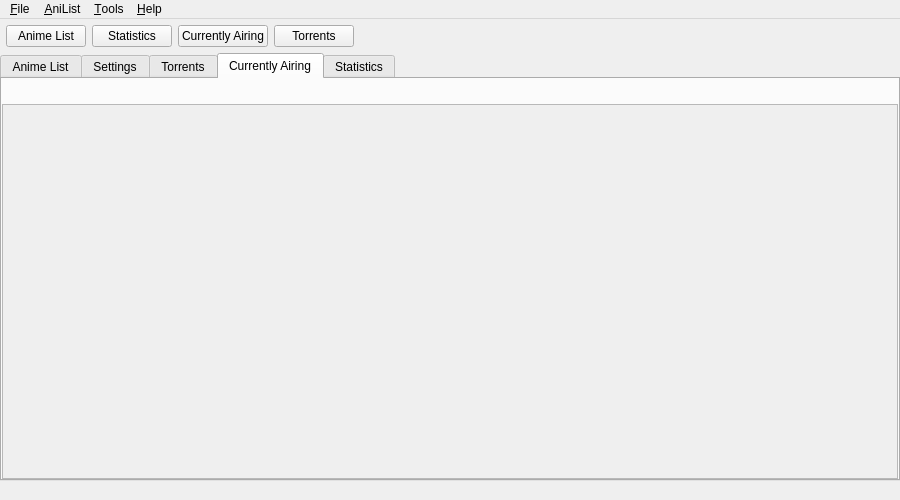
Qt form src/gui/mainwindow.ui (killmaster/Shinjiru) before a commit.
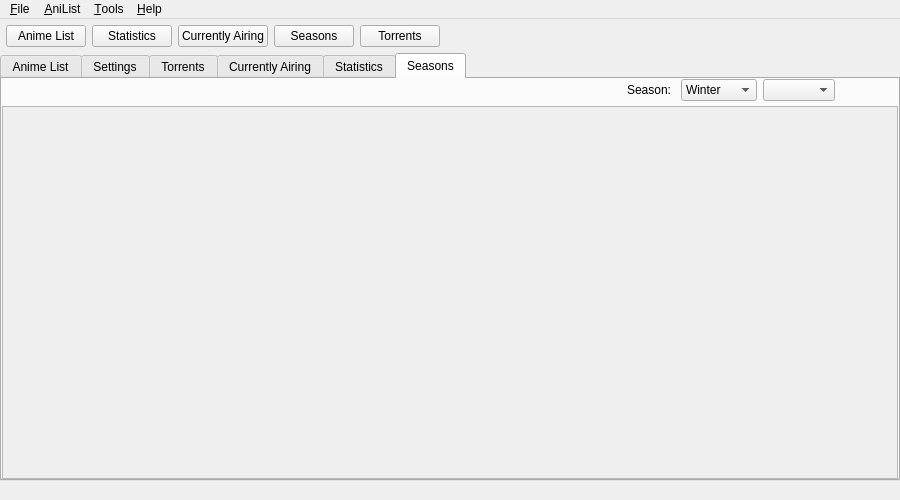
The same form after that commit.

Commit message: Season browsing?!

Diff of the .ui file:
```diff
--- a/src/gui/mainwindow.ui
+++ b/src/gui/mainwindow.ui
@@ -84,6 +84,13 @@
          </property>
         </widget>
        </item>
+       <item>
+        <widget class="QPushButton" name="seasonsButton">
+         <property name="text">
+          <string>Seasons</string>
+         </property>
+        </widget>
+       </item>
        <item>
         <widget class="QPushButton" name="torrentsButton">
          <property name="sizePolicy">
@@ -116,7 +123,7 @@
     <item>
      <widget class="QTabWidget" name="tabWidget">
       <property name="currentIndex">
-       <number>3</number>
+       <number>5</number>
       </property>
       <widget class="QWidget" name="tab">
        <attribute name="title">
@@ -1106,6 +1113,110 @@
         </item>
        </layout>
       </widget>
+      <widget class="QWidget" name="tab_5">
+       <attribute name="title">
+        <string>Seasons</string>
+       </attribute>
+       <layout class="QVBoxLayout" name="verticalLayout_8">
+        <property name="spacing">
+         <number>2</number>
+        </property>
+        <property name="leftMargin">
+         <number>0</number>
+        </property>
+        <property name="topMargin">
+         <number>0</number>
+        </property>
+        <property name="rightMargin">
+         <number>0</number>
+        </property>
+        <property name="bottomMargin">
+         <number>0</number>
+        </property>
+        <item>
+         <layout class="QHBoxLayout" name="horizontalLayout_11">
+          <property name="bottomMargin">
+           <number>3</number>
+          </property>
+          <item>
+           <spacer name="horizontalSpacer_6">
+            <property name="orientation">
+             <enum>Qt::Horizontal</enum>
+            </property>
+            <property name="sizeHint" stdset="0">
+             <size>
+              <width>40</width>
+              <height>20</height>
+             </size>
+            </property>
+           </spacer>
+          </item>
+          <item>
+           <widget class="QLabel" name="label_5">
+            <property name="text">
+             <string>Season: </string>
+            </property>
+           </widget>
+          </item>
+          <item>
+           <widget class="QComboBox" name="comboSeason">
+            <item>
+             <property name="text">
+              <string>Winter</string>
+             </property>
+            </item>
+            <item>
+             <property name="text">
+              <string>Spring</string>
+             </property>
+            </item>
+            <item>
+             <property name="text">
+              <string>Summer</string>
+             </property>
+            </item>
+            <item>
+             <property name="text">
+              <string>Fall</string>
+             </property>
+            </item>
+           </widget>
+          </item>
+          <item>
+           <widget class="QComboBox" name="comboYear"/>
+          </item>
+          <item>
+           <layout class="QHBoxLayout" name="horizontalLayout_13">
+            <property name="leftMargin">
+             <number>63</number>
+            </property>
+           </layout>
+          </item>
+         </layout>
+        </item>
+        <item>
+         <layout class="QVBoxLayout" name="verticalLayout_7">
+          <item>
+           <widget class="QScrollArea" name="scrollArea_2">
+            <property name="widgetResizable">
+             <bool>true</bool>
+            </property>
+            <widget class="QWidget" name="scrollAreaWidgetContents">
+             <property name="geometry">
+              <rect>
+               <x>0</x>
+               <y>0</y>
+               <width>890</width>
+               <height>368</height>
+              </rect>
+             </property>
+            </widget>
+           </widget>
+          </item>
+         </layout>
+        </item>
+       </layout>
+      </widget>
      </widget>
     </item>
    </layout>
```
The commit also changes 8 other files.
